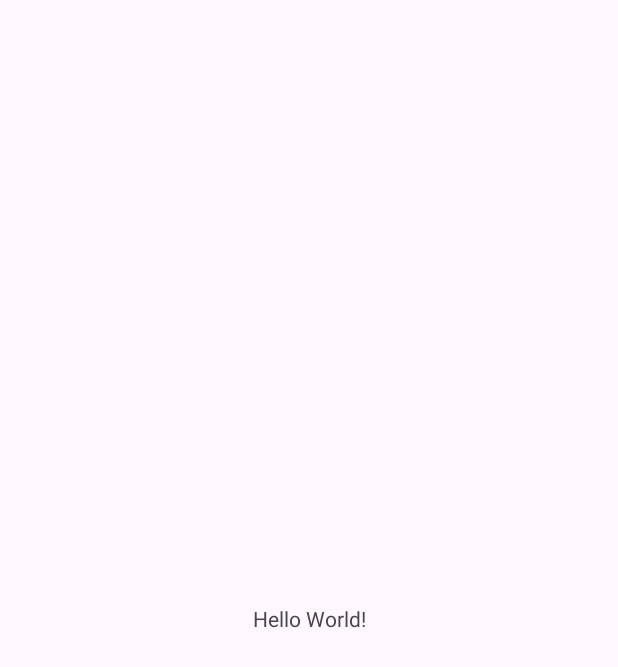
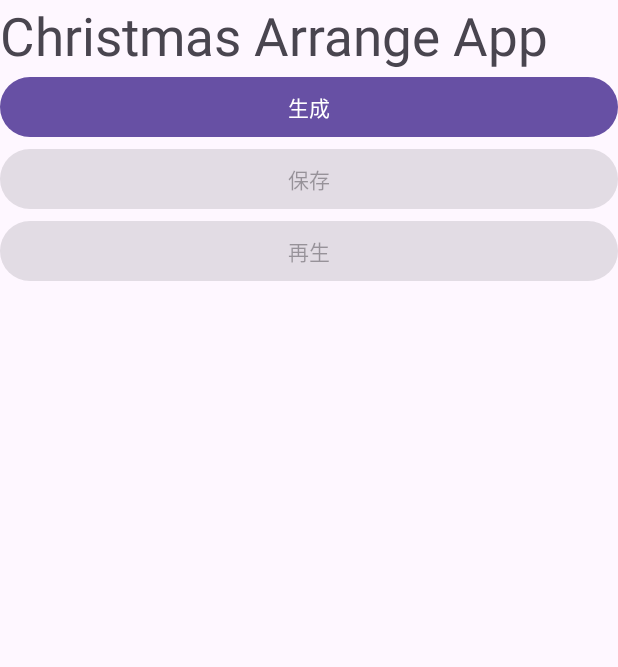
Before and after one commit to nanameki1213/Christmas_arrange, an Android app: the screen it shows after launch (MainActivity), on a phone screen of 412 x 824 dp. Before the commit the part shown is almost empty. Shown: the top 667 px of the screen. Run offline under Robolectric (Android 15) with nearby library versions, the phone set to English and light mode, and no system bars.

Commit message:
first commit

```diff
--- a/app/src/main/java/com/example/christmas_arrange/MainActivity.java
+++ b/app/src/main/java/com/example/christmas_arrange/MainActivity.java
@@ -3,12 +3,40 @@
 import androidx.appcompat.app.AppCompatActivity;
 
 import android.os.Bundle;
+import android.view.View;
+import android.widget.Button;
 
 public class MainActivity extends AppCompatActivity {
+
+    Button btnSave;
+    Button btnPlay;
 
     @Override
     protected void onCreate(Bundle savedInstanceState) {
         super.onCreate(savedInstanceState);
         setContentView(R.layout.activity_main);
+
+        btnSave = findViewById(R.id.btnSave);
+        btnPlay = findViewById(R.id.btnPlay);
+
+    }
+
+    // 追加ボタン
+    public void onGenerateButtonClick(View view) {
+        // 入力ダイアログから得たファイルパスからmp3データを取り出し，ボディとして付けてサーバにPOSTする．
+        // その後定期的にGETをして処理の進み具合を取得し，処理完了してサーバからアレンジ済みのmp3データを受け取る．
+
+        // mp3を受け取ったら再生と保存ボタンを有効にする．
+        btnPlay.setEnabled(true);
+        btnSave.setEnabled(true);
+    }
+
+    // 保存ボタン
+    public void onSaveButtonClick(View view) {
+        // 保存先のファイルパスの入力を促すダイアログ
+    }
+
+    public void onPlayButtonClick(View view) {
+
     }
 }
--- a/app/src/main/res/layout/activity_main.xml
+++ b/app/src/main/res/layout/activity_main.xml
@@ -1,18 +1,37 @@
 <?xml version="1.0" encoding="utf-8"?>
-<androidx.constraintlayout.widget.ConstraintLayout xmlns:android="http://schemas.android.com/apk/res/android"
-    xmlns:app="http://schemas.android.com/apk/res-auto"
-    xmlns:tools="http://schemas.android.com/tools"
+<LinearLayout
+    xmlns:android="http://schemas.android.com/apk/res/android"
     android:layout_width="match_parent"
     android:layout_height="match_parent"
-    tools:context=".MainActivity">
+    android:orientation="vertical">
 
     <TextView
-        android:layout_width="wrap_content"
+        android:layout_width="match_parent"
         android:layout_height="wrap_content"
-        android:text="Hello World!"
-        app:layout_constraintBottom_toBottomOf="parent"
-        app:layout_constraintEnd_toEndOf="parent"
-        app:layout_constraintStart_toStartOf="parent"
-        app:layout_constraintTop_toTopOf="parent" />
+        android:text="Christmas Arrange App"
+        android:textSize="35sp" />
 
-</androidx.constraintlayout.widget.ConstraintLayout>
+    <Button
+        android:id="@+id/btnGenerate"
+        android:layout_width="match_parent"
+        android:layout_height="wrap_content"
+        android:onClick="onGenerateButtonClick"
+        android:text="生成" />
+
+    <Button
+        android:id="@+id/btnSave"
+        android:layout_width="match_parent"
+        android:layout_height="wrap_content"
+        android:enabled="false"
+        android:onClick="onSaveButtonClick"
+        android:text="保存" />
+
+    <Button
+        android:id="@+id/btnPlay"
+        android:layout_width="match_parent"
+        android:layout_height="wrap_content"
+        android:enabled="false"
+        android:onClick="onPlayButtonClick"
+        android:text="再生" />
+
+</LinearLayout>
```
